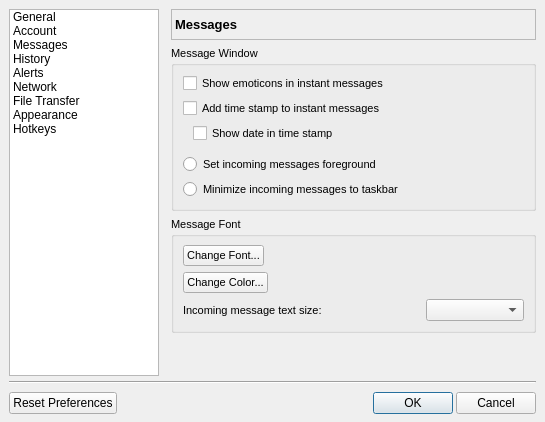
Qt form lmc/src/settingsdialog.ui (lanmessenger/lanmessenger) before a commit.
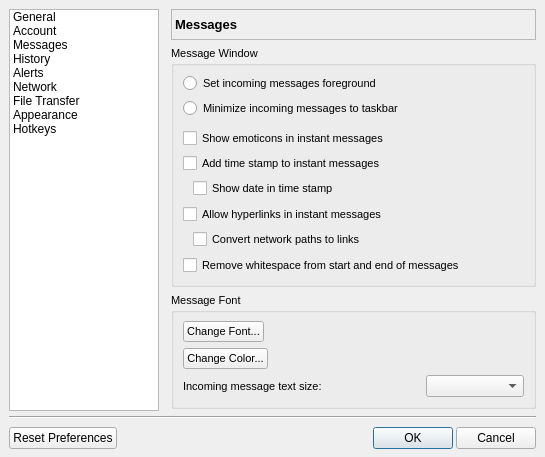
The same form after that commit. The open tabs and pages were chosen to show the change.

```diff
--- a/lmc/src/settingsdialog.ui
+++ b/lmc/src/settingsdialog.ui
@@ -9,8 +9,8 @@
    <rect>
     <x>0</x>
     <y>0</y>
-    <width>545</width>
-    <height>412</height>
+    <width>543</width>
+    <height>457</height>
    </rect>
   </property>
   <property name="windowTitle">
@@ -566,6 +566,36 @@
             <string>Message Window</string>
            </property>
            <layout class="QVBoxLayout" name="verticalLayout_12">
+            <item>
+             <widget class="QRadioButton" name="rdbMessageTop">
+              <property name="text">
+               <string>Set incoming messages foreground</string>
+              </property>
+             </widget>
+            </item>
+            <item>
+             <widget class="QRadioButton" name="rdbMessageBottom">
+              <property name="text">
+               <string>Minimize incoming messages to taskbar</string>
+              </property>
+             </widget>
+            </item>
+            <item>
+             <spacer name="verticalSpacer_3">
+              <property name="orientation">
+               <enum>Qt::Vertical</enum>
+              </property>
+              <property name="sizeType">
+               <enum>QSizePolicy::Fixed</enum>
+              </property>
+              <property name="sizeHint" stdset="0">
+               <size>
+                <width>20</width>
+                <height>5</height>
+               </size>
+              </property>
+             </spacer>
+            </item>
             <item>
              <widget class="QCheckBox" name="chkEmoticon">
               <property name="text">
@@ -608,32 +638,43 @@
              </layout>
             </item>
             <item>
-             <spacer name="verticalSpacer_3">
+             <widget class="QCheckBox" name="chkAllowLinks">
+              <property name="text">
+               <string>Allow hyperlinks in instant messages</string>
+              </property>
+             </widget>
+            </item>
+            <item>
+             <layout class="QHBoxLayout" name="horizontalLayout_28">
+              <item>
+               <spacer name="horizontalSpacer_26">
               <property name="orientation">
-               <enum>Qt::Vertical</enum>
+                 <enum>Qt::Horizontal</enum>
               </property>
               <property name="sizeType">
                <enum>QSizePolicy::Fixed</enum>
               </property>
               <property name="sizeHint" stdset="0">
                <size>
-                <width>20</width>
-                <height>5</height>
+                  <width>10</width>
+                  <height>20</height>
                </size>
               </property>
              </spacer>
             </item>
             <item>
-             <widget class="QRadioButton" name="rdbMessageTop">
+               <widget class="QCheckBox" name="chkPathToLink">
               <property name="text">
-               <string>Set incoming messages foreground</string>
+                 <string>Convert network paths to links</string>
               </property>
              </widget>
             </item>
+             </layout>
+            </item>
             <item>
-             <widget class="QRadioButton" name="rdbMessageBottom">
+             <widget class="QCheckBox" name="chkTrimMessage">
               <property name="text">
-               <string>Minimize incoming messages to taskbar</string>
+               <string>Remove whitespace from start and end of messages</string>
               </property>
              </widget>
             </item>
```
Left out of the diff: 17 changed lines with no effect on the pictures. Lines whose indentation alone changed are shown as unchanged.
